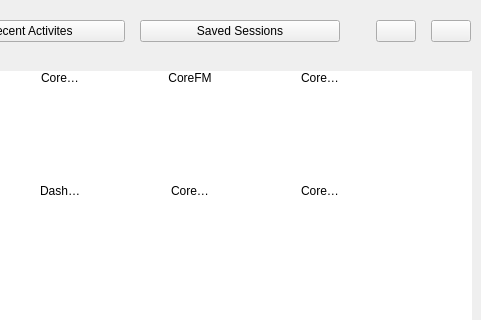
This is start.ui in s96Abrar/start as Qt 5 draws it before an edit; both pictures show x 420 to 901 and y 0 to 320 of the 901 by 536 pixel window. The edited form follows.
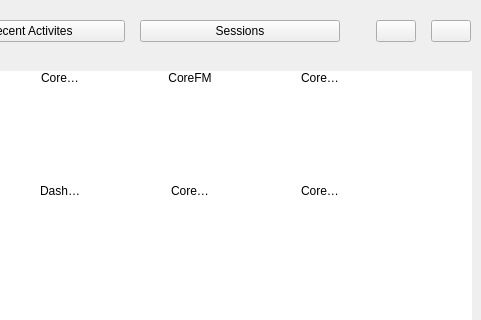
This is the edited form. Icons and pictures are not drawn. Custom widgets are drawn as their Qt base class.

The edit to the form file:
```diff
--- a/start.ui
+++ b/start.ui
@@ -138,7 +138,7 @@
          <enum>Qt::NoFocus</enum>
         </property>
         <property name="text">
-         <string>Saved Sessions</string>
+         <string>Sessions</string>
         </property>
         <property name="checkable">
          <bool>true</bool>
```
Left out of the diff: 2 changed lines with no effect on the pictures.
